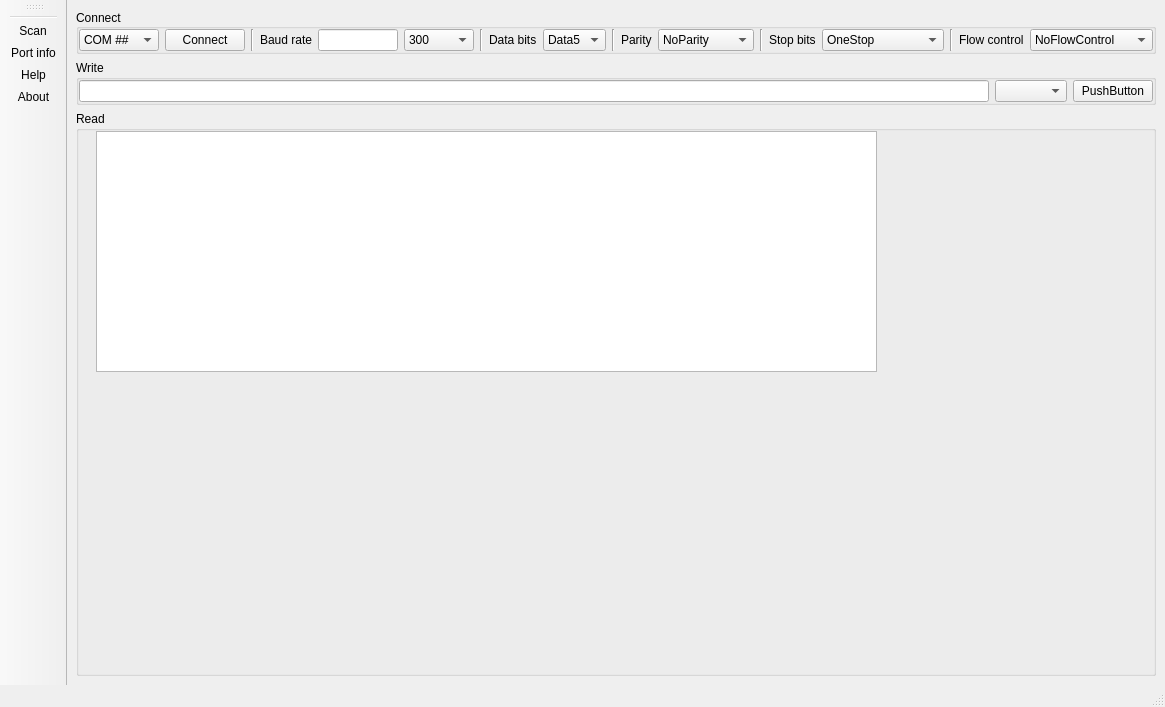
Old version of the form VisualStudioCode/Terminal_by_ZoMbiE/mainWindow.ui in the repository DamianPodrazaCode/Python_code.
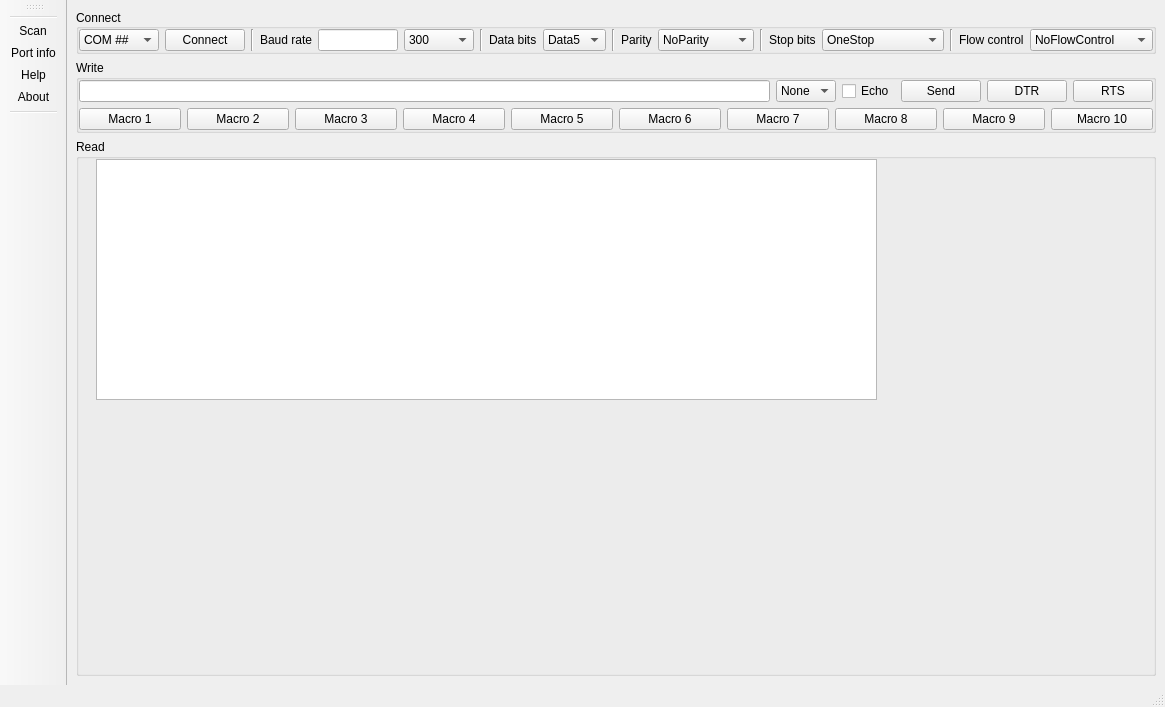
New version of the form.

What changed in the file:
```diff
--- a/VisualStudioCode/Terminal_by_ZoMbiE/mainWindow.ui
+++ b/VisualStudioCode/Terminal_by_ZoMbiE/mainWindow.ui
@@ -14,8 +14,8 @@
    <string>Terminal by ZoMbiE</string>
   </property>
   <widget class="QWidget" name="centralwidget">
-   <layout class="QGridLayout" name="gridLayout">
-    <item row="0" column="0">
+   <layout class="QVBoxLayout" name="verticalLayout_2">
+    <item>
      <layout class="QVBoxLayout" name="verticalLayout">
       <item>
        <widget class="QGroupBox" name="gbConnect">
@@ -371,7 +371,7 @@
       <item>
        <widget class="QGroupBox" name="gbWrite">
         <property name="sizePolicy">
-         <sizepolicy hsizetype="Preferred" vsizetype="Preferred">
+         <sizepolicy hsizetype="Expanding" vsizetype="Preferred">
           <horstretch>0</horstretch>
           <verstretch>0</verstretch>
          </sizepolicy>
@@ -382,7 +382,7 @@
         <property name="flat">
          <bool>true</bool>
         </property>
-        <layout class="QGridLayout" name="gridLayout_2">
+        <layout class="QVBoxLayout" name="verticalLayout_3">
          <property name="leftMargin">
           <number>0</number>
          </property>
@@ -395,18 +395,140 @@
          <property name="bottomMargin">
           <number>0</number>
          </property>
-         <item row="0" column="0">
+         <item>
           <layout class="QHBoxLayout" name="horizontalLayout_2">
            <item>
             <widget class="QLineEdit" name="lineEdit"/>
            </item>
            <item>
-            <widget class="QComboBox" name="comboBox_2"/>
+            <widget class="QComboBox" name="cbSendEoL">
+             <item>
+              <property name="text">
+               <string>None</string>
+              </property>
+             </item>
+             <item>
+              <property name="text">
+               <string>\n</string>
+              </property>
+             </item>
+             <item>
+              <property name="text">
+               <string>\r</string>
+              </property>
+             </item>
+             <item>
+              <property name="text">
+               <string>\r\n</string>
+              </property>
+             </item>
+            </widget>
            </item>
            <item>
-            <widget class="QPushButton" name="pushButton">
+            <widget class="QCheckBox" name="cbEchoSend">
              <property name="text">
-              <string>PushButton</string>
+              <string>Echo</string>
+             </property>
+            </widget>
+           </item>
+           <item>
+            <widget class="QPushButton" name="pbSend">
+             <property name="text">
+              <string>Send</string>
+             </property>
+            </widget>
+           </item>
+           <item>
+            <widget class="QPushButton" name="pbDTR">
+             <property name="text">
+              <string>DTR</string>
+             </property>
+             <property name="checkable">
+              <bool>true</bool>
+             </property>
+            </widget>
+           </item>
+           <item>
+            <widget class="QPushButton" name="pbRTS">
+             <property name="text">
+              <string>RTS</string>
+             </property>
+             <property name="checkable">
+              <bool>true</bool>
+             </property>
+            </widget>
+           </item>
+          </layout>
+         </item>
+         <item>
+          <layout class="QHBoxLayout" name="horizontalLayout_4">
+           <item>
+            <widget class="QPushButton" name="pbMacro1">
+             <property name="text">
+              <string>Macro 1</string>
+             </property>
+            </widget>
+           </item>
+           <item>
+            <widget class="QPushButton" name="pbMacro2">
+             <property name="text">
+              <string>Macro 2</string>
+             </property>
+            </widget>
+           </item>
+           <item>
+            <widget class="QPushButton" name="pbMacro3">
+             <property name="text">
+              <string>Macro 3</string>
+             </property>
+            </widget>
+           </item>
+           <item>
+            <widget class="QPushButton" name="pbMacro4">
+             <property name="text">
+              <string>Macro 4</string>
+             </property>
+            </widget>
+           </item>
+           <item>
+            <widget class="QPushButton" name="pbMacro5">
+             <property name="text">
+              <string>Macro 5</string>
+             </property>
+            </widget>
+           </item>
+           <item>
+            <widget class="QPushButton" name="pbMacro6">
+             <property name="text">
+              <string>Macro 6</string>
+             </property>
+            </widget>
+           </item>
+           <item>
+            <widget class="QPushButton" name="pbMacro7">
+             <property name="text">
+              <string>Macro 7</string>
+             </property>
+            </widget>
+           </item>
+           <item>
+            <widget class="QPushButton" name="pbMacro8">
+             <property name="text">
+              <string>Macro 8</string>
+             </property>
+            </widget>
+           </item>
+           <item>
+            <widget class="QPushButton" name="pbMacro9">
+             <property name="text">
+              <string>Macro 9</string>
+             </property>
+            </widget>
+           </item>
+           <item>
+            <widget class="QPushButton" name="pbMacro10">
+             <property name="text">
+              <string>Macro 10</string>
              </property>
             </widget>
            </item>
@@ -461,6 +583,7 @@
    <addaction name="aPortInfo"/>
    <addaction name="aHelp"/>
    <addaction name="aAbout"/>
+   <addaction name="separator"/>
   </widget>
   <action name="aScan">
    <property name="text">
```
Left out of the diff: 12 changed lines with no effect on the pictures.
